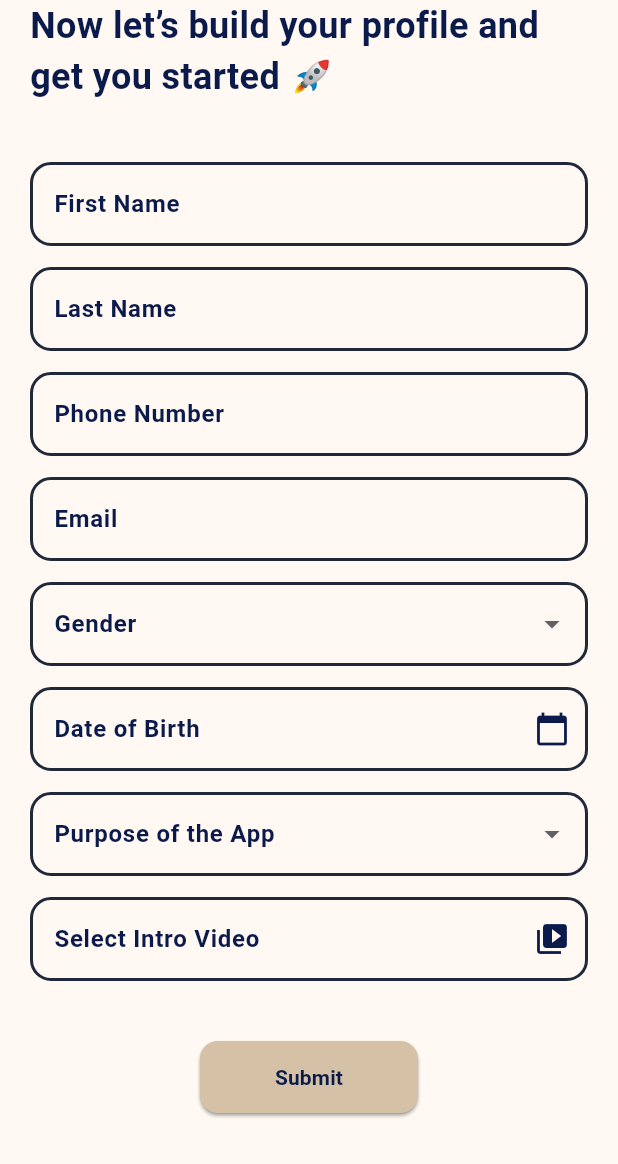
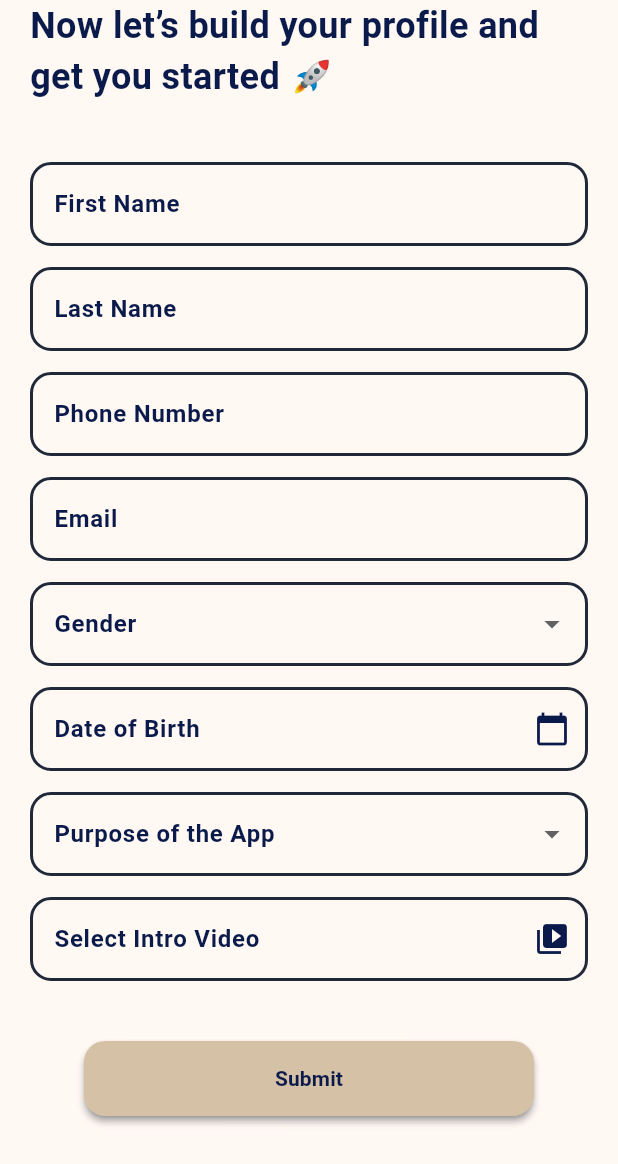
Before and after one commit to AtharvaThite/rendezvous, a Flutter app: the ProfileCreationPage widget shown alone on an empty page, opened directly, on a phone screen of 412 x 824 dp. Shown: the top 1164 px of the screen. Run offline on Flutter 3.47's test engine with Material 3 defaults, Android fonts, the phone set to English and light mode, and no system bars; drawn by our look-alikes of auto_size_text; our stand-ins replace dartz, dio, equatable, file_picker, get_it, rxdart and 2 more; accounts and stored records are empty; statements that could not run were skipped.

Commit message:
Enhance ProfileCreationPage with form validation and user creation logic

```diff
--- a/lib/src/onboarding/presentation/widgets/profile_creation_page.dart
+++ b/lib/src/onboarding/presentation/widgets/profile_creation_page.dart
@@ -1,12 +1,25 @@
+import 'dart:developer';
+
 import 'package:auto_size_text/auto_size_text.dart' show AutoSizeText;
+import 'package:dio/dio.dart';
+import 'package:file_picker/file_picker.dart';
 import 'package:flutter/material.dart';
+import 'package:flutter/services.dart';
 import 'package:provider/provider.dart';
+import 'package:rendezvous/core/routes/route_names.dart';
+import 'package:rendezvous/core/services/dependacy_injection.dart';
 import 'package:rendezvous/core/theme/app_colors.dart';
+import 'package:rendezvous/core/utils/core_utils.dart';
+import 'package:rendezvous/core/utils/shared_prefs_keys.dart';
 import 'package:rendezvous/core/widgets/custom_date_picker.dart';
 import 'package:rendezvous/core/widgets/custom_drop_down.dart';
 import 'package:rendezvous/core/widgets/custom_textfield.dart';
 import 'package:rendezvous/core/widgets/custom_video_picker.dart';
+import 'package:rendezvous/core/widgets/rounded_loading_button.dart';
+import 'package:rendezvous/src/onboarding/presentation/providers/email_verification_provider.dart';
 import 'package:rendezvous/src/onboarding/presentation/providers/onboarding_state_manager.dart';
+import 'package:rendezvous/src/onboarding/presentation/providers/profile_submission_provider.dart';
+import 'package:shared_preferences/shared_preferences.dart';
 
 class ProfileCreationPage extends StatefulWidget {
   const ProfileCreationPage({super.key});
@@ -16,14 +29,106 @@ class ProfileCreationPage extends StatefulWidget {
 }
 
 class _ProfileCreationPageState extends State<ProfileCreationPage> {
-  final TextEditingController firstNameController = TextEditingController();
-  final TextEditingController lastNameController = TextEditingController();
-  final TextEditingController phoneController = TextEditingController();
-  final TextEditingController emailController = TextEditingController();
-  final TextEditingController dobController = TextEditingController();
+  final firstNameController = TextEditingController();
+  final lastNameController = TextEditingController();
+  final phoneController = TextEditingController();
+  final emailController = TextEditingController();
+  final dobController = TextEditingController();
+  final submitButtonController = RoundedLoadingButtonController();
+
+  final profileFormKey = GlobalKey<FormState>();
+  final prefs = sl<SharedPreferences>();
+
+  late ProfileSubmissionProvider profileSubmissionProvider;
+  late EmailVerificationProvider emailVerificationProvider;
 
   String? selectedGender;
   String? selectedAppType;
+  PlatformFile? selectedVideo;
+
+  @override
+  void initState() {
+    profileSubmissionProvider = context.read<ProfileSubmissionProvider>();
+
+    profileSubmissionProvider.addListener(() {
+      if (profileSubmissionProvider.errorMessage != null) {
+        errorHandler(error: profileSubmissionProvider.errorMessage!);
+      }
+      if (profileSubmissionProvider.successMessage != null) {
+        emailSentHandler(message: profileSubmissionProvider.successMessage!);
+      }
+    });
+
+    fetchEmail();
+    super.initState();
+  }
+
+  Future<void> errorHandler({required String error}) async {
+    log('5');
+    submitButtonController.error();
+    CoreUtils.showErrorSnackbar(context, error);
+    await Future<void>.delayed(const Duration(seconds: 1));
+    submitButtonController.reset();
+    profileSubmissionProvider.reset();
+  }
+
+  Future<void> emailSentHandler({required String message}) async {
+    log('6');
+    submitButtonController.success();
+    CoreUtils.showSnackbar(context, message);
+    await Future<void>.delayed(const Duration(seconds: 1));
+    submitButtonController.reset();
+    profileSubmissionProvider.reset();
+    navigate();
+  }
+
+  void navigate() {
+    Navigator.pushReplacementNamed(context, RouteNames.adminApprovalScreen);
+  }
+
+  void fetchEmail() {
+    WidgetsBinding.instance.addPostFrameCallback((_) {
+      context.read<OnboardingStateManager>().setEmail(
+        prefs.getString(SharedPrefsKeys.email) ?? '',
+      );
+
+      final value = context.read<OnboardingStateManager>().emailAddress;
+
+      if (value.isNotEmpty) {
+        emailController.text = value;
+      }
+    });
+  }
+
+  Future<void> _performCreateUser() async {
+    if (profileFormKey.currentState!.validate()) {
+      final video = await MultipartFile.fromFile(
+        selectedVideo!.path!,
+        filename: selectedVideo!.name,
+      );
+      final formData = FormData.fromMap({
+        'firstName': firstNameController.text.trim(),
+        'lastName': lastNameController.text.trim(),
+        'email': emailController.text.trim(),
+        'phone': phoneController.text.trim(),
+        'dob': dobController.text.trim(),
+        'gender': selectedGender,
+        'purposeOfUsingApp': selectedAppType,
+        'nonReferralVerificationVideo': video,
+        'password': '123456',
+      });
+      log('message');
+      await profileSubmissionProvider.createUser(formData);
+      CoreUtils.showSnackbar(context, 'Profile Completed');
+      final userID = prefs.getString(SharedPrefsKeys.userId) ?? '';
+      if (userID.isNotEmpty) {
+        navigate();
+      }
+      submitButtonController.reset();
+    } else {
+      submitButtonController.reset();
+    }
+  }
 
   @override
   void dispose() {
@@ -31,6 +136,7 @@ class _ProfileCreationPageState extends State<ProfileCreationPage> {
     lastNameController.dispose();
     phoneController.dispose();
     emailController.dispose();
+    dobController.dispose();
     super.dispose();
   }
 
@@ -53,7 +159,9 @@ class _ProfileCreationPageState extends State<ProfileCreationPage> {
               ),
             ),
 
-            Column(
+            Form(
+              key: profileFormKey,
+              child: Column(
                 spacing: 14,
                 children: [
                   CustomTextField(
@@ -68,19 +176,27 @@ class _ProfileCreationPageState extends State<ProfileCreationPage> {
                     labelText: 'Phone Number',
                     controller: phoneController,
                     keyboardType: TextInputType.number,
+                    inputFormatters: [
+                      LengthLimitingTextInputFormatter(10),
+                      FilteringTextInputFormatter.digitsOnly,
+                    ],
                   ),
                   CustomTextField(
                     labelText: 'Email',
                     controller: emailController,
+                    readOnly: true,
+                    validator: (p0) {
+                      return null;
+                    },
                   ),
 
                   CustomDropdown<String>(
                     labelText: 'Gender',
                     value: selectedGender,
                     items: const [
-                    DropdownMenuItem(value: 'Male', child: Text('Male')),
-                    DropdownMenuItem(value: 'Female', child: Text('Female')),
-                    DropdownMenuItem(value: 'Other', child: Text('Other')),
+                      DropdownMenuItem(value: 'male', child: Text('Male')),
+                      DropdownMenuItem(value: 'female', child: Text('Female')),
+                      DropdownMenuItem(value: 'other', child: Text('Other')),
                     ],
                     onChanged: (value) {
                       setState(() {
@@ -111,27 +227,16 @@ class _ProfileCreationPageState extends State<ProfileCreationPage> {
                     labelText: 'Select Intro Video',
                     onVideoSelected: (video) {
                       print('Selected video: ${video.name}');
+                      selectedVideo = video;
                     },
                   ),
                 ],
               ),
+            ),
 
-            Center(
-              child: ElevatedButton(
-                onPressed: () {
-                  context.read<OnboardingStateManager>().prevPage();
-                },
-                style: ElevatedButton.styleFrom(
-                  padding: const EdgeInsets.symmetric(
-                    horizontal: 50,
-                    vertical: 14,
-                  ),
-                  shape: RoundedRectangleBorder(
-                    borderRadius: BorderRadius.circular(12),
-                  ),
-                  backgroundColor: AppColors.primaryColor,
-                  shadowColor: AppColors.borderColor,
-                ),
+            RoundedLoadingButton(
+              controller: submitButtonController,
+              onPressed: _performCreateUser,
               child: const Text(
                 'Submit',
                 textAlign: TextAlign.center,
@@ -141,7 +246,6 @@ class _ProfileCreationPageState extends State<ProfileCreationPage> {
                 ),
               ),
             ),
-            ),
           ],
         ),
       ),
```
Lines whose indentation alone changed are shown as unchanged.
